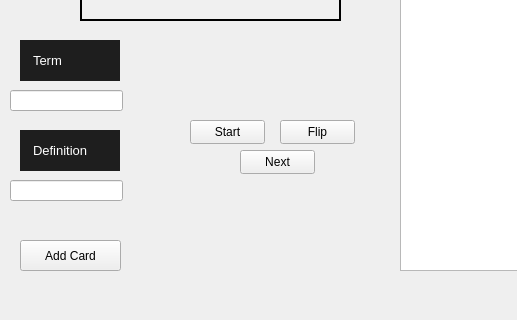
First picture: the form in ui/flash.ui, repository khadijath-dot/Flashcards-Project---Project2, before the edit; both pictures show x 0 to 517 and y 100 to 420 of the 651 by 420 pixel window.
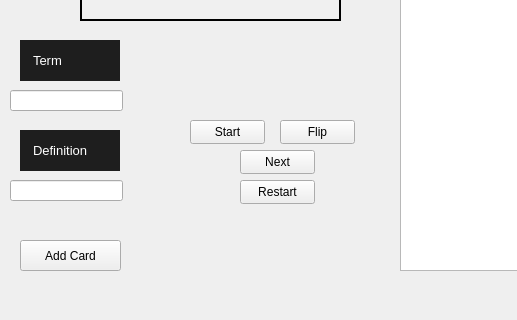
Second picture: the form after the edit.

What changed in the file:
```diff
--- a/ui/flash.ui
+++ b/ui/flash.ui
@@ -195,6 +195,19 @@
      <string>Definition</string>
     </property>
    </widget>
+   <widget class="QPushButton" name="button_restart">
+    <property name="geometry">
+     <rect>
+      <x>240</x>
+      <y>280</y>
+      <width>75</width>
+      <height>24</height>
+     </rect>
+    </property>
+    <property name="text">
+     <string>Restart</string>
+    </property>
+   </widget>
   </widget>
   <widget class="QMenuBar" name="menubar">
    <property name="geometry">
```
